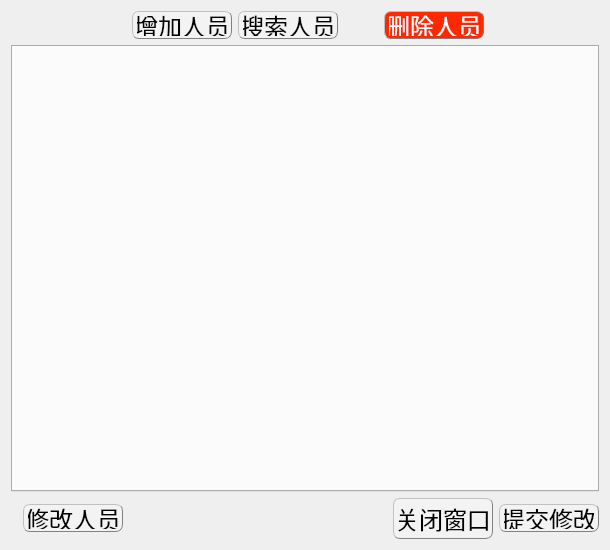
This is personmanagedialog.ui in EsZHU/QtExamSystem as Qt 5 draws it before an edit. The edited form follows.
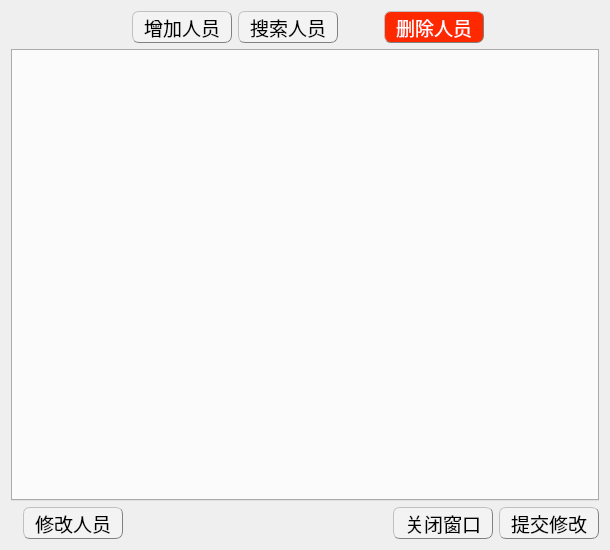
This is the edited form.

Diff of the .ui file:
```diff
--- a/personmanagedialog.ui
+++ b/personmanagedialog.ui
@@ -37,12 +37,12 @@
      <property name="maximumSize">
       <size>
        <width>100</width>
-       <height>16777215</height>
+       <height>32</height>
       </size>
      </property>
      <property name="font">
       <font>
-       <pointsize>18</pointsize>
+       <pointsize>14</pointsize>
       </font>
      </property>
      <property name="styleSheet">
@@ -99,12 +99,12 @@
         <property name="maximumSize">
          <size>
           <width>100</width>
-          <height>28</height>
+          <height>32</height>
          </size>
         </property>
         <property name="font">
          <font>
-          <pointsize>18</pointsize>
+          <pointsize>14</pointsize>
          </font>
         </property>
         <property name="styleSheet">
@@ -128,12 +128,12 @@
         <property name="maximumSize">
          <size>
           <width>100</width>
-          <height>28</height>
+          <height>32</height>
          </size>
         </property>
         <property name="font">
          <font>
-          <pointsize>18</pointsize>
+          <pointsize>14</pointsize>
          </font>
         </property>
         <property name="styleSheet">
@@ -173,12 +173,12 @@
         <property name="maximumSize">
          <size>
           <width>100</width>
-          <height>28</height>
+          <height>32</height>
          </size>
         </property>
         <property name="font">
          <font>
-          <pointsize>18</pointsize>
+          <pointsize>14</pointsize>
          </font>
         </property>
         <property name="styleSheet">
@@ -231,12 +231,12 @@
      <property name="maximumSize">
       <size>
        <width>100</width>
-       <height>28</height>
+       <height>32</height>
       </size>
      </property>
      <property name="font">
       <font>
-       <pointsize>18</pointsize>
+       <pointsize>14</pointsize>
       </font>
      </property>
      <property name="styleSheet">
@@ -282,12 +282,12 @@
      <property name="maximumSize">
       <size>
        <width>100</width>
-       <height>28</height>
+       <height>32</height>
       </size>
      </property>
      <property name="font">
       <font>
-       <pointsize>18</pointsize>
+       <pointsize>14</pointsize>
       </font>
      </property>
      <property name="styleSheet">
```
